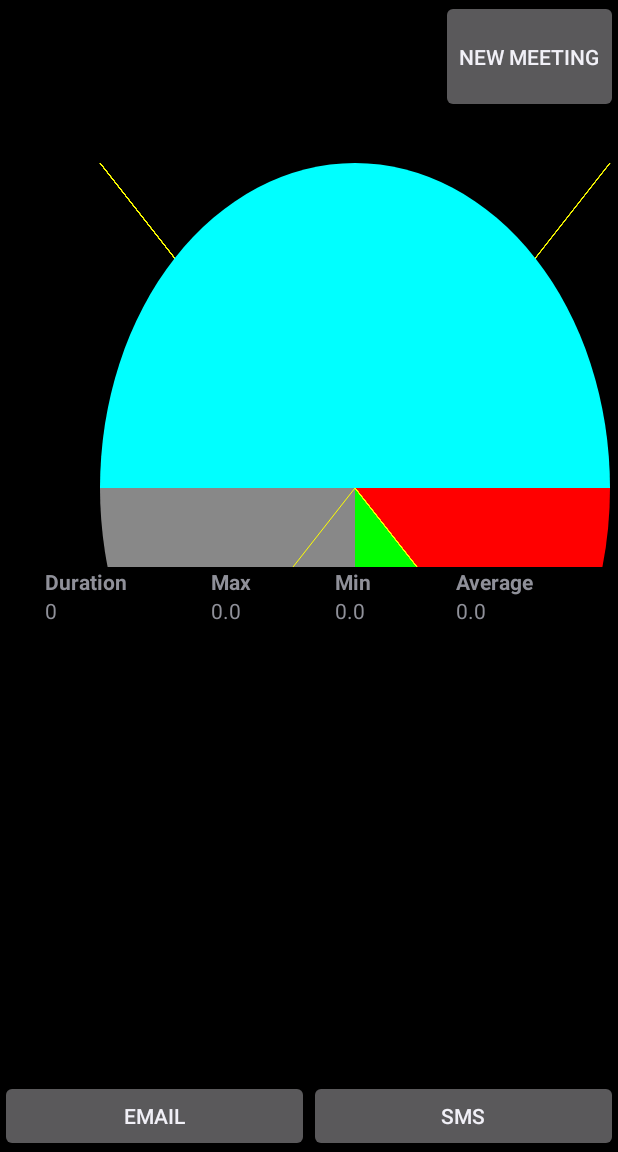
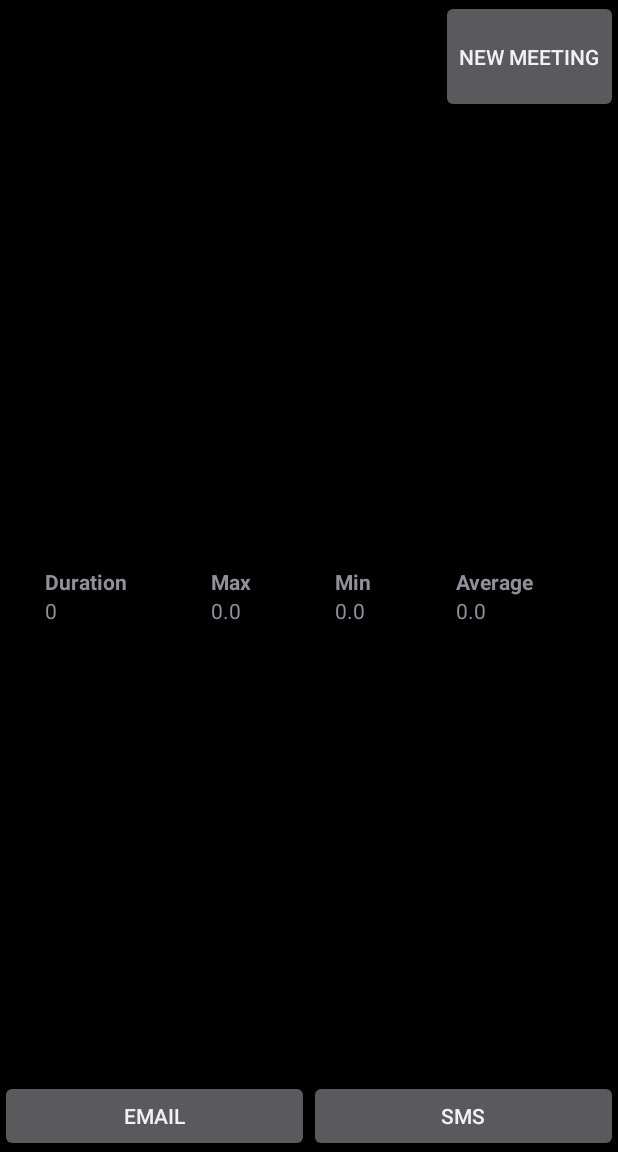
Before and after one commit to blabbertabber/blabbertabber, an Android app: the SummaryActivity screen opened directly, with no data from a screen before it, on a phone screen of 412 x 824 dp, the part 84-1236 px from its top. Run offline under Robolectric (Android 15) with nearby library versions, the phone set to English and light mode, and no system bars.

Commit message:
PieChart uses real speaker information.
Signed-off-by: Brian Cunnie <brian.cunnie@gmail.com>

```diff
--- a/app/src/main/java/com/blabbertabber/blabbertabber/PieChart.java
+++ b/app/src/main/java/com/blabbertabber/blabbertabber/PieChart.java
@@ -2,7 +2,6 @@ package com.blabbertabber.blabbertabber;
 
 import android.content.Context;
 import android.graphics.Canvas;
-import android.graphics.Color;
 import android.graphics.Paint;
 import android.graphics.RectF;
 import android.util.Log;
@@ -14,11 +13,11 @@ import android.view.View;
 public class PieChart extends View {
 
     private static final String TAG = "PieChart";
+    RectF rectf = new RectF(100, 50, 610, 700);
+    double total = 0;
     private Paint paint = new Paint(Paint.ANTI_ALIAS_FLAG);
     private double[] value_degree;
-    private int[] COLORS = {Color.RED, Color.GREEN, Color.GRAY, Color.CYAN, Color.RED};
-    RectF rectf = new RectF(100, 50, 610, 700);
-    double total = 0;
+    private int[] COLORS = TheSpeakers.speakerColors;
 
     public PieChart(Context context, double[] values) {
 
@@ -37,23 +36,12 @@ public class PieChart extends View {
         super.onDraw(canvas);
 
         for (int i = 0; i < value_degree.length; i++) {//values2.length; i++) {
-            paint.setColor(Color.YELLOW);
-            canvas.drawLine(100, 50, 610, 700, paint);
-            canvas.drawLine(100, 700, 610, 50, paint);
-            canvas.drawLine(100, 50, 610, 700, paint);
-            if (i == 0) {
-                paint.setColor(COLORS[i]);
-                canvas.drawArc(rectf, 0, (float) (value_degree[i] * 360.0 / total), true, paint);
-                Log.wtf(TAG, "arc: " + (value_degree[i] * 360.0 / total));
-            } else {
-                temp += value_degree[i - 1];
-                paint.setColor(COLORS[i]);
-                canvas.drawArc(rectf, (float)(temp * 360.0/total), (float)(value_degree[i] * 360.0/total), true, paint);
-                Log.wtf(TAG, "arc: " + (float) (temp * 360.0 / total) + " sweep " + (float) (value_degree[i] * 360.0 / total));
-
-            }
-
-            paint.setColor(Color.MAGENTA);
+            float startAngle = (float) (temp * 360.0 / total);
+            float stopAngle = (float) (value_degree[i] * 360.0 / total);
+            temp += i == 0 ? 0 : value_degree[i - 1];
+            paint.setColor(COLORS[i]);
+            canvas.drawArc(rectf, (float) (temp * 360.0 / total), (float) (value_degree[i] * 360.0 / total), true, paint);
+            Log.wtf(TAG, "arc: " + (float) (temp * 360.0 / total) + " sweep " + (float) (value_degree[i] * 360.0 / total));
         }
     }
 }
--- a/app/src/main/java/com/blabbertabber/blabbertabber/Speaker.java
+++ b/app/src/main/java/com/blabbertabber/blabbertabber/Speaker.java
@@ -16,11 +16,13 @@ public class Speaker {
     private int viewID;
     private long mTotalSpeakingTime = 0; // milliseconds
     private Date mStartDate = null;
+    private boolean mSpoke = false;
 
     public Speaker() {
     }
 
     public void startSpeaking() {
+        mSpoke = true;
         if (mStartDate == null) {
             mStartDate = new Date();
             Log.v(TAG, "start time: " + format.format(mStartDate) + " mTotalSpeakingTime: " + mTotalSpeakingTime);
@@ -65,4 +67,8 @@ public class Speaker {
     public void setViewID(int viewID) {
         this.viewID = viewID;
     }
+
+    public boolean getSpoke() {
+        return mSpoke;
+    }
 }
--- a/app/src/main/java/com/blabbertabber/blabbertabber/SummaryActivity.java
+++ b/app/src/main/java/com/blabbertabber/blabbertabber/SummaryActivity.java
@@ -7,8 +7,6 @@ import android.util.Log;
 import android.view.View;
 import android.widget.LinearLayout;
 import android.widget.TextView;
-
-import com.blabbertabber.blabbertabber.PieChart;
 
 /**
  * Created by cunnie on 11/11/15.
@@ -47,7 +45,7 @@ public class SummaryActivity extends Activity {
 
         Log.wtf(TAG, "We SHOULD get here!");
         LinearLayout ll = (LinearLayout) findViewById(R.id.pie_chart_ll);
-        ll.addView(new PieChart(getApplicationContext(), new double[]{45, 45, 90, 180}));
+        ll.addView(new PieChart(getApplicationContext(), TheSpeakers.getSpeakersTimes()));
         Log.wtf(TAG, "Yeah, just drew a circle.  You should see it.");
 
     }
--- a/app/src/main/res/layout/activity_summary.xml
+++ b/app/src/main/res/layout/activity_summary.xml
@@ -19,8 +19,7 @@
         android:layout_width="match_parent"
         android:layout_height="0dp"
         android:layout_weight="4"
-        android:orientation="horizontal">
-    </LinearLayout>
+        android:orientation="horizontal"></LinearLayout>
 
     <GridLayout
         android:layout_width="fill_parent"
```
Also changed, not shown: app/src/main/java/com/blabbertabber/blabbertabber/TheSpeakers.java (+58 -43 lines).
